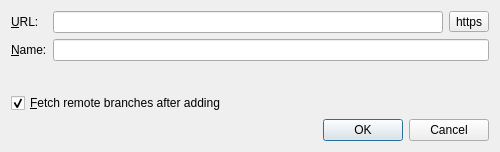
The window that gitfourchette/forms/remotedialog.ui (jorio/gitfourchette) describes before a commit, drawn with Qt 5.
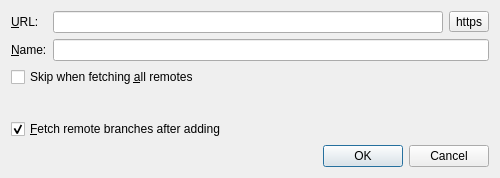
The same window after the commit. Custom widgets are drawn as their Qt base class.

Commit message: RemoteDialog: Support skipFetchAll config option

Patch:
```diff
--- a/gitfourchette/forms/remotedialog.ui
+++ b/gitfourchette/forms/remotedialog.ui
@@ -10,7 +10,7 @@
     <x>0</x>
     <y>0</y>
     <width>500</width>
-    <height>152</height>
+    <height>178</height>
    </rect>
   </property>
   <property name="windowTitle">
@@ -60,7 +60,17 @@
    <item row="1" column="1">
     <widget class="QLineEdit" name="nameEdit"/>
    </item>
-   <item row="2" column="0">
+   <item row="2" column="0" colspan="2">
+    <widget class="QCheckBox" name="skipFetchAllCheckBox">
+     <property name="toolTip">
+      <string>Tick this box to skip this remote during {cmd}. You can still fetch this remote explicitly, but it won’t be automatically fetched along with the others.</string>
+     </property>
+     <property name="text">
+      <string>Skip when fetching &amp;all remotes</string>
+     </property>
+    </widget>
+   </item>
+   <item row="3" column="0">
     <spacer name="verticalSpacer">
      <property name="orientation">
       <enum>Qt::Orientation::Vertical</enum>
@@ -76,7 +86,7 @@
      </property>
     </spacer>
    </item>
-   <item row="3" column="0" colspan="2">
+   <item row="4" column="0" colspan="2">
     <widget class="QCheckBox" name="fetchAfterAddCheckBox">
      <property name="text">
       <string>&amp;Fetch remote branches after adding</string>
@@ -86,7 +96,7 @@
      </property>
     </widget>
    </item>
-   <item row="4" column="0" colspan="2">
+   <item row="5" column="0" colspan="2">
     <widget class="QDialogButtonBox" name="buttonBox">
      <property name="orientation">
       <enum>Qt::Orientation::Horizontal</enum>
```
The commit also changes 7 other files.
